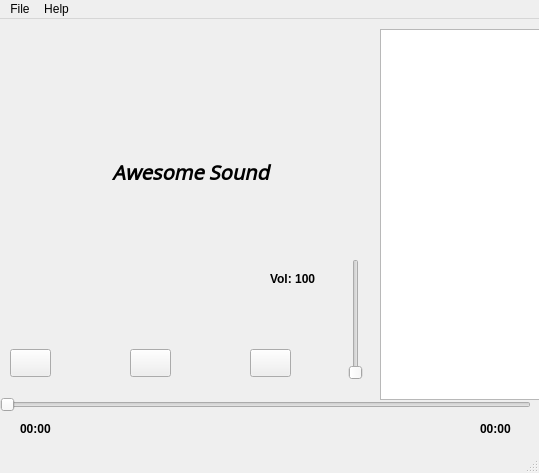
hor00s/Awesome-sound, file player/window/player.ui: the form before one commit.
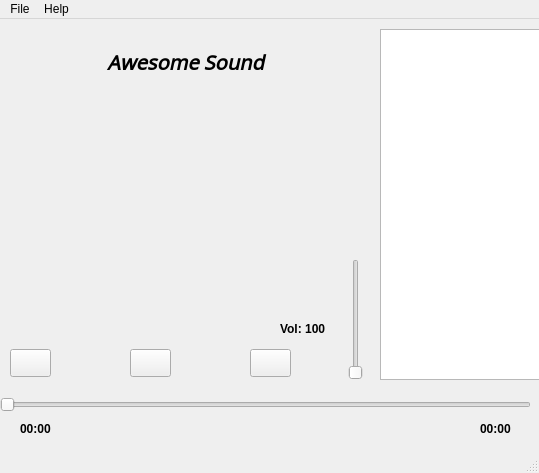
The form after the commit.

Patch:
```diff
--- a/player/window/player.ui
+++ b/player/window/player.ui
@@ -76,8 +76,8 @@
     <property name="geometry">
      <rect>
       <x>0</x>
-      <y>120</y>
-      <width>381</width>
+      <y>10</y>
+      <width>371</width>
       <height>61</height>
      </rect>
     </property>
@@ -105,7 +105,7 @@
       <x>380</x>
       <y>10</y>
       <width>161</width>
-      <height>371</height>
+      <height>351</height>
      </rect>
     </property>
     <property name="font">
@@ -151,8 +151,8 @@
    <widget class="QLabel" name="volume_lbl">
     <property name="geometry">
      <rect>
-      <x>270</x>
-      <y>250</y>
+      <x>280</x>
+      <y>300</y>
       <width>71</width>
       <height>20</height>
      </rect>
```
